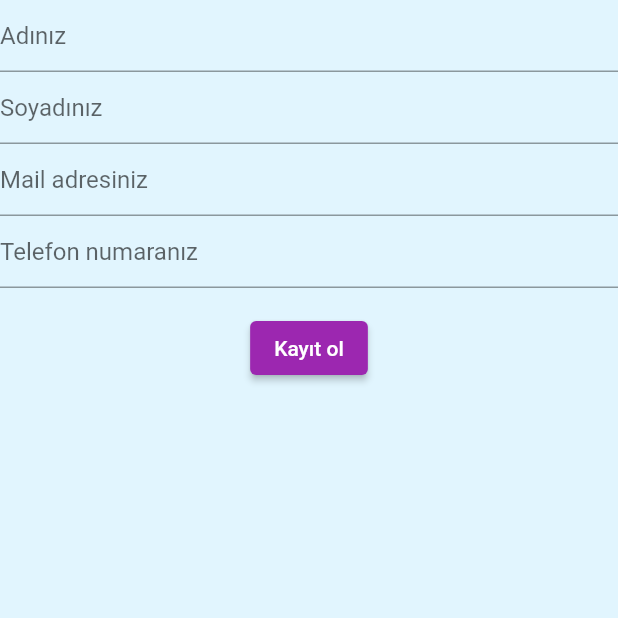
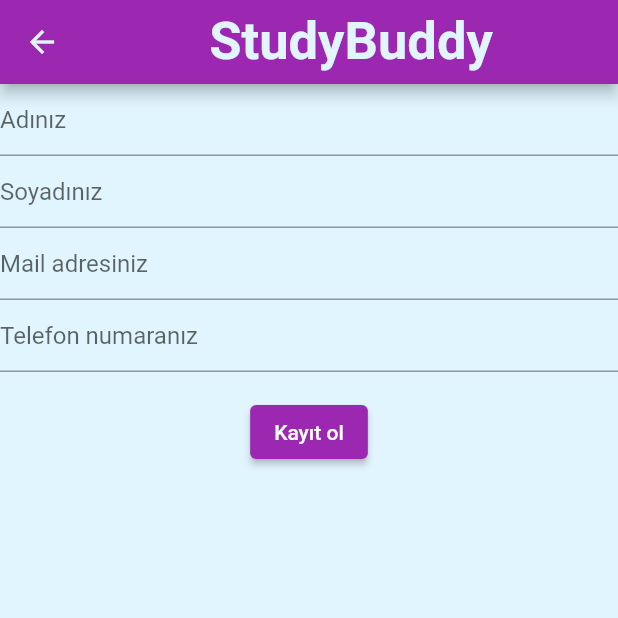
Before and after one commit to tarikbt23/3301456_213301050, a Flutter app: the Kaydol screen opened directly, on a phone screen of 412 x 824 dp, the top half of it. Run offline on Flutter 3.47's test engine with Material 2 defaults, Android fonts, the phone set to English and light mode, and no system bars; our stand-ins replace babstrap_settings_screen, google_fonts, open_filex, shared_preferences; accounts and stored records are empty.

Commit message:
hata duzeltildi

```diff
--- a/lib/views/auth/kayitol_view.dart
+++ b/lib/views/auth/kayitol_view.dart
@@ -1,4 +1,5 @@
 import 'package:flutter/material.dart';
+import 'package:google_fonts/google_fonts.dart';
 import '../../constants/constants.dart';
 import '../../widgets/kayitol_widget.dart';
 
@@ -12,7 +13,17 @@ class Kaydol extends StatefulWidget {
 class _KaydolState extends State<Kaydol> {
   @override
   Widget build(BuildContext context) {
-    return Center(
+    return Scaffold(
+      appBar: AppBar(
+        iconTheme: IconThemeData(color: Colors.lightBlue[50]),
+        title: Center(
+          child: Text(
+            'StudyBuddy',
+            style: GoogleFonts.kaushanScript(textStyle: const TextStyle(fontSize: 35 , fontWeight: FontWeight.bold)),
+          ),
+        ),
+      ),
+      body: Center(
         child: Column(
           children: [
             Expanded(
@@ -34,6 +45,7 @@ class _KaydolState extends State<Kaydol> {
             )
           ],
         ),
+      ),
     );
   }
 }
```
Also changed, not shown: lib/views/home/anaEkran_view.dart (+2 -49 lines), lib/widgets/anaekran_widget.dart (+56 -0 lines). Lines whose indentation alone changed are shown as unchanged.
